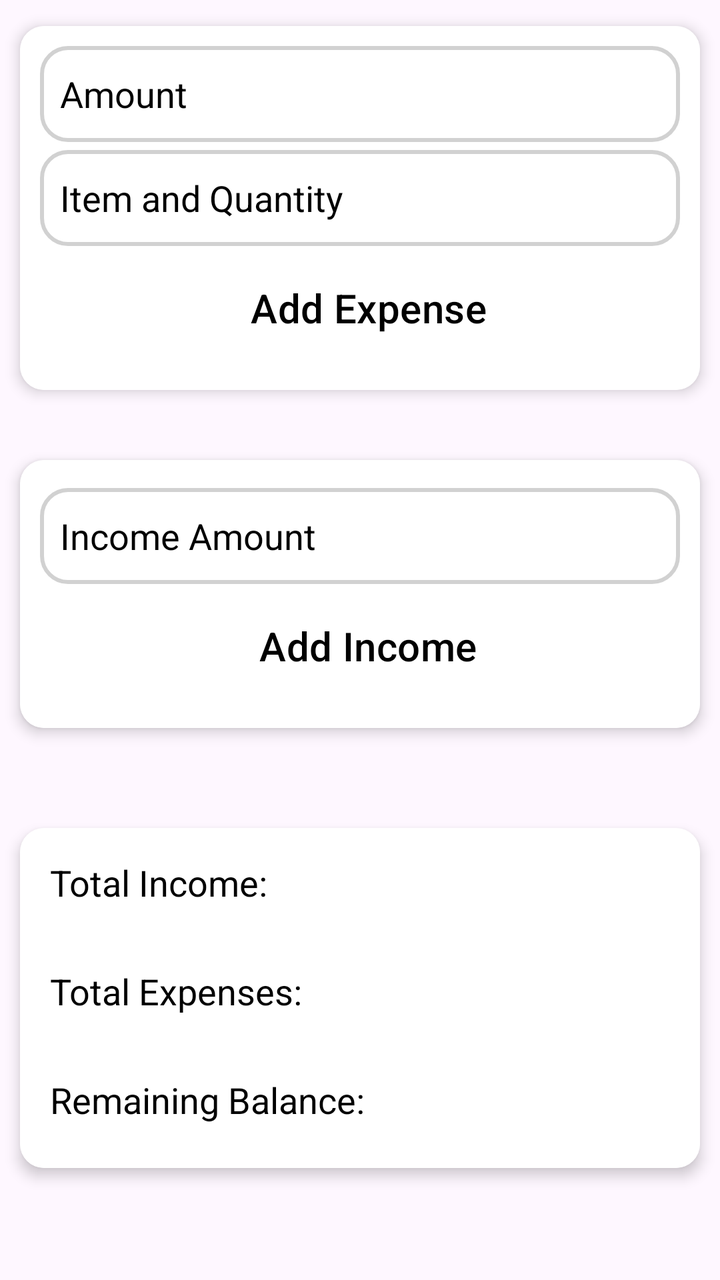
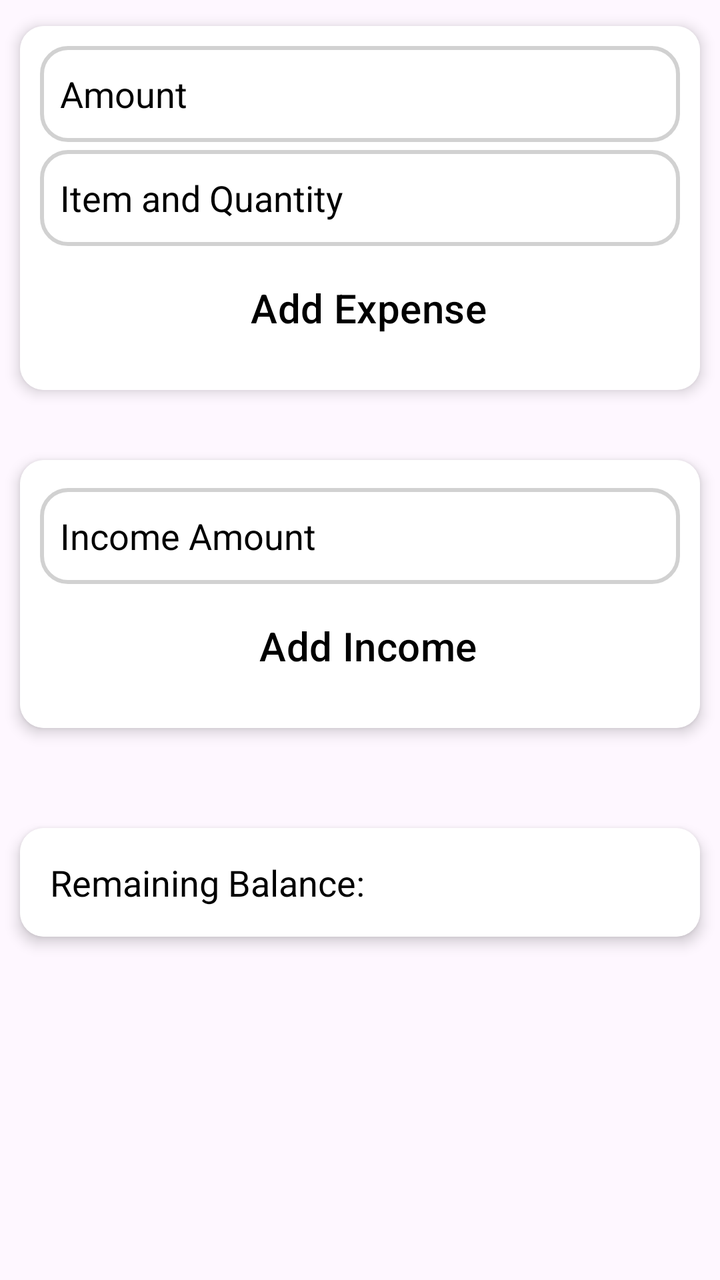

An Android layout rendered at two revisions. The XML below is the earlier revision; the diff shows what the commit changed to produce the second picture.
<!-- AndroidManifest.xml: application theme Theme.BudgetTracker -->
<!-- res/layout/fragment_add_data.xml -->
<?xml version="1.0" encoding="utf-8"?>
<ScrollView xmlns:android="http://schemas.android.com/apk/res/android"
    xmlns:tools="http://schemas.android.com/tools"
    android:layout_width="match_parent"
    android:layout_height="match_parent"
    xmlns:app="http://schemas.android.com/apk/res-auto"
    tools:context=".AddDataFragment">

    <LinearLayout
        android:layout_width="match_parent"
        android:layout_height="wrap_content"
        android:orientation="vertical"
        android:layout_marginTop="3dp">

        <androidx.cardview.widget.CardView
            android:layout_width="match_parent"
            android:layout_height="wrap_content"
            android:elevation="20dp"
            app:cardCornerRadius="12dp"
            android:layout_margin="10dp"
            app:cardElevation="4dp">

            <LinearLayout
                android:layout_width="match_parent"
                android:layout_height="match_parent"
                android:orientation="vertical"
                android:padding="10dp"
                android:background="@drawable/cardview_background_for_expense">

                <EditText
                    android:id="@+id/expenseAmount"
                    android:layout_width="match_parent"
                    android:layout_height="wrap_content"
                    android:autofillHints=""
                    android:hint="@string/expense_amount"
                    android:inputType="numberDecimal"
                    android:background="@drawable/custom_input_background"
                    android:minHeight="48dp"
                    android:padding="10dp"
                    android:textColor="@color/black"
                    android:textColorHint="#000000" />

                <EditText
                    android:id="@+id/expenseDescription"
                    android:layout_width="match_parent"
                    android:layout_height="wrap_content"
                    android:autofillHints=""
                    android:hint="@string/expense_description"
                    android:layout_marginTop="4dp"
                    android:background="@drawable/custom_input_background"
                    android:inputType="text"
                    android:minHeight="48dp"
                    android:padding="10dp"
                    android:textColor="@color/black"
                    android:textColorHint="#000000" />
                <Button
                    android:id="@+id/addExpenseButton"
                    android:layout_width="match_parent"
                    style="?android:attr/buttonBarButtonStyle"
                    android:layout_height= "wrap_content"
                    android:text="@string/add_expense"
                    android:textColor="@color/black"
                    android:textSize="20sp"
                    android:padding="2dp"
                    android:layout_marginVertical="7dp"
                    android:layout_marginHorizontal="25dp"/>
            </LinearLayout>
        </androidx.cardview.widget.CardView>



        

        <androidx.cardview.widget.CardView
            android:layout_width="match_parent"
            android:layout_height="wrap_content"
            android:elevation="20dp"
            app:cardCornerRadius="12dp"
            android:layout_marginVertical="25dp"
            android:layout_marginHorizontal="10dp"
            app:cardElevation="4dp">

            <LinearLayout
                android:layout_width="match_parent"
                android:layout_height="match_parent"
                android:orientation="vertical"
                android:padding="10dp"
                android:background="@drawable/cardview_background_for_expense">

                <EditText
                    android:id="@+id/incomeAmount"
                    android:layout_width="match_parent"
                    android:layout_height="wrap_content"
                    android:autofillHints=""
                    android:hint="@string/income_amount"
                    android:layout_marginTop="4dp"
                    android:background="@drawable/custom_input_background"
                    android:inputType="numberDecimal"
                    android:minHeight="48dp"
                    android:padding="10dp"
                    android:textColor="@color/black"
                    android:textColorHint="#000000"
                    tools:ignore="TextContrastCheck" />




                <Button
                    android:id="@+id/addIncomeButton"
                    android:layout_width="match_parent"
                    android:layout_height="wrap_content"
                    style="?android:attr/buttonBarButtonStyle"
                    android:text="@string/add_income"
                    android:padding="2dp"
                    android:textColor="@color/black"
                    android:textSize="20sp"
                    android:layout_marginVertical="7dp"
                    android:layout_marginHorizontal="25dp" />
            </LinearLayout>
        </androidx.cardview.widget.CardView>
        <androidx.cardview.widget.CardView
            android:layout_width="match_parent"
            android:layout_height="wrap_content"
            android:elevation="20dp"
            app:cardCornerRadius="12dp"
            android:layout_marginVertical="25dp"
            android:layout_marginHorizontal="10dp"
            app:cardElevation="4dp">

            <LinearLayout
                android:layout_width="match_parent"
                android:layout_height="170dp"
                android:orientation="vertical"
                android:background="@drawable/cardview_background_for_expense">

                <LinearLayout
                    android:layout_width="match_parent"
                    android:layout_height="wrap_content"
                    android:orientation="horizontal"
                    android:paddingHorizontal="15dp">

                    <TextView
                        android:layout_width="wrap_content"
                        android:layout_height="wrap_content"
                        android:clickable="true"
                        android:focusable="true"
                        android:paddingVertical="15dp"
                        android:text="@string/total_income"
                        android:textColor="@color/black"
                        android:textSize="18sp" />
                    <TextView
                        android:id="@+id/incomeTextView"
                        android:layout_width="wrap_content"
                        android:layout_height="wrap_content"
                        android:clickable="true"
                        android:focusable="true"
                        android:paddingVertical="15dp"
                        android:layout_marginHorizontal="5dp"
                        android:text="@string/empty_string"
                        android:textAlignment="textStart"
                        android:textColor="@color/black"
                        android:textSize="18sp" />

                </LinearLayout>
                <LinearLayout
                    android:layout_width="match_parent"
                    android:layout_height="wrap_content"
                    android:orientation="horizontal"
                    android:paddingHorizontal="15dp">
                    <TextView
                        android:layout_width="wrap_content"
                        android:layout_height="wrap_content"
                        android:clickable="true"
                        android:focusable="true"
                        android:paddingVertical="15dp"
                        android:text="@string/total_expenses"
                        android:textColor="@color/black"
                        android:textSize="18sp" />

                    <TextView
                        android:id="@+id/expenseTextView"
                        android:layout_width="wrap_content"
                        android:layout_height="wrap_content"
                        android:clickable="true"
                        android:focusable="true"
                        android:paddingVertical="15dp"
                        android:layout_marginHorizontal="5dp"
                        android:text="@string/empty_string"
                        android:textColor="@color/black"
                        android:textSize="18sp" />
                </LinearLayout>


                <LinearLayout
                    android:layout_width="wrap_content"
                    android:layout_height="wrap_content"
                    android:orientation="horizontal"
                    android:paddingHorizontal="15dp">
                    <TextView
                        android:layout_width="wrap_content"
                        android:layout_height="wrap_content"
                        android:clickable="true"
                        android:focusable="true"
                        android:paddingVertical="15dp"
                        android:text="@string/remaining_balance"
                        android:textColor="@color/black"
                        android:textSize="18sp"
                         />

                    <TextView
                        android:id="@+id/balanceTextView"
                        android:layout_width="wrap_content"
                        android:layout_height="wrap_content"
                        android:clickable="true"
                        android:focusable="true"
                        android:paddingVertical="15dp"
                        android:layout_marginHorizontal="5dp"
                        android:text="@string/empty_string"
                        android:textColor="@color/black"
                        android:textSize="18sp"/>
                </LinearLayout>








            </LinearLayout>
        </androidx.cardview.widget.CardView>
    </LinearLayout>
</ScrollView>
<!-- resources referenced by this layout -->
<resources>
  <color name="black">#FF000000</color>
  <!-- drawable cardview_background_for_expense (drawable) -->
  <?xml version="1.0" encoding="utf-8"?>
  <shape   xmlns:android="http://schemas.android.com/apk/res/android">
  
      <gradient
          android:startColor="#FFFFFF"
          android:endColor="#FFFFFF"
          android:angle="245"/>
  </shape>
  <!-- drawable custom_input_background (drawable) -->
  <?xml version="1.0" encoding="utf-8"?>
  <selector xmlns:android="http://schemas.android.com/apk/res/android">
      <item android:state_enabled="true" android:state_focused="true">
          <shape android:shape="rectangle">
              <solid android:color="@color/white"/>
              <stroke android:color="@android:color/holo_purple" android:width="2sp"/>
              <corners android:radius="13dp"/>
          </shape>
      </item>
  
      <item android:state_enabled="true">
          <shape android:shape="rectangle">
              <solid android:color="@color/white"/>
              <stroke android:color="#D1D1D1" android:width="2sp"/>
              <corners android:radius="13dp"/>
          </shape>
      </item>
  </selector>
  <string name="add_expense">Add Expense</string>
  <string name="add_income">Add Income</string>
  <string name="empty_string" />
  <string name="expense_amount">Amount</string>
  <string name="expense_description">Item and Quantity</string>
  <string name="income_amount">Income Amount</string>
  <string name="remaining_balance">Remaining Balance:</string>
  <string name="total_expenses">Total Expenses: </string>
  <string name="total_income">Total Income:</string>
  <style name="Theme.BudgetTracker" parent="Base.Theme.BudgetTracker" />
  <color name="white">#FFFFFF</color>
  <style name="Base.Theme.BudgetTracker" parent="Theme.Material3.DayNight.NoActionBar">
          
          
      </style>
</resources>

<!-- the commit's change to res/layout/fragment_add_data.xml (unified diff, before → after) -->
@@ -129,7 +129,7 @@
 
             <LinearLayout
                 android:layout_width="match_parent"
-                android:layout_height="170dp"
+                android:layout_height="wrap_content"
                 android:orientation="vertical"
                 android:background="@drawable/cardview_background_for_expense">
 
@@ -147,7 +147,8 @@
                         android:paddingVertical="15dp"
                         android:text="@string/total_income"
                         android:textColor="@color/black"
-                        android:textSize="18sp" />
+                        android:textSize="18sp"
+                        android:visibility="gone"/>
                     <TextView
                         android:id="@+id/incomeTextView"
                         android:layout_width="wrap_content"
@@ -159,14 +160,16 @@
                         android:text="@string/empty_string"
                         android:textAlignment="textStart"
                         android:textColor="@color/black"
-                        android:textSize="18sp" />
+                        android:textSize="18sp"
+                        android:visibility="gone"/>
 
                 </LinearLayout>
                 <LinearLayout
                     android:layout_width="match_parent"
                     android:layout_height="wrap_content"
                     android:orientation="horizontal"
-                    android:paddingHorizontal="15dp">
+                    android:paddingHorizontal="15dp"
+                    android:visibility="gone">
                     <TextView
                         android:layout_width="wrap_content"
                         android:layout_height="wrap_content"
@@ -216,16 +219,9 @@
                         android:paddingVertical="15dp"
                         android:layout_marginHorizontal="5dp"
                         android:text="@string/empty_string"
-                        android:textColor="@color/black"
+                        android:textColor="#4CAF50"
                         android:textSize="18sp"/>
                 </LinearLayout>
-
-
-
-
-
-
-
 
             </LinearLayout>
         </androidx.cardview.widget.CardView>
